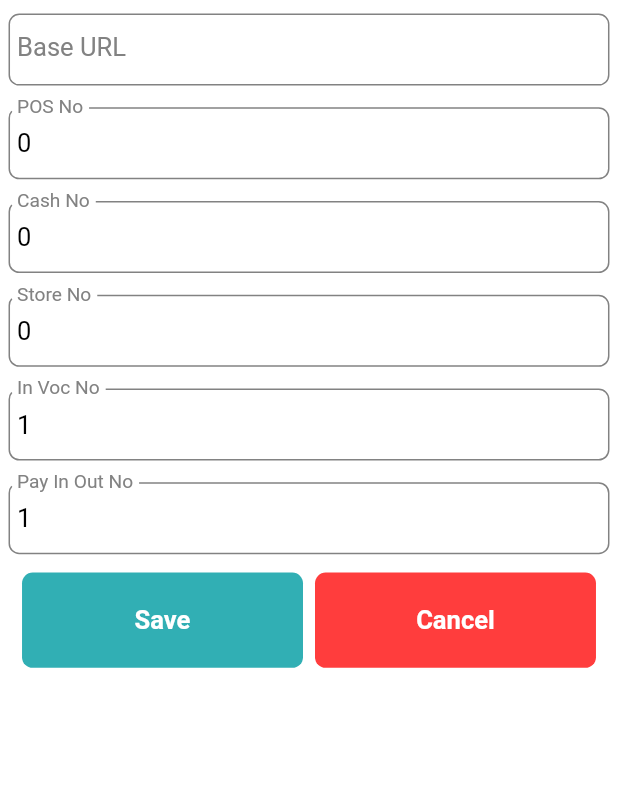
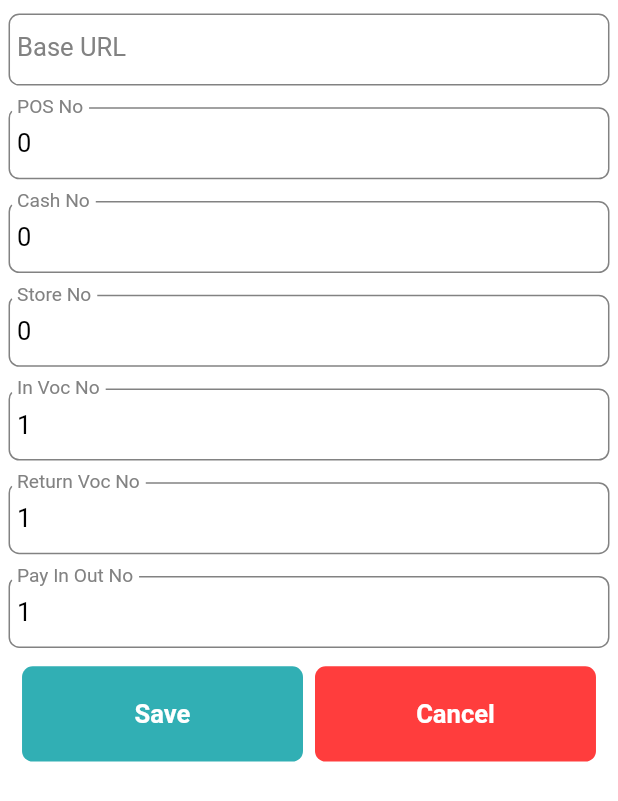
Before and after one commit to android-falcon/retail, a Flutter app: the ConfigScreen widget shown alone on an empty page, opened directly, on a phone screen of 412 x 824 dp. Shown: the top 801 px of the screen. Run offline on Flutter 3.47's test engine with Material 2 defaults, Android fonts, the phone set to English and light mode, and no system bars; our stand-ins replace cached_network_image, dio, equatable, file_picker, flutter_screenutil, flutter_svg and 10 more; missing offline and left inert: advanced_datatable, esc_pos_printer, esc_pos_utils; accounts and stored records are empty.

Commit message:
fix refund calcuation and fix reprint and add return voc no

```diff
--- a/lib/config/en.dart
+++ b/lib/config/en.dart
@@ -164,5 +164,6 @@ const Map<String, String> en = {
   "Refresh data":"Refresh data",
   "POS  No":"POS  No",
   "Close System":"Close System",
+  "Return Voc No":"Return Voc No",
   "":"",
 };
--- a/lib/config/shared_prefs_client.dart
+++ b/lib/config/shared_prefs_client.dart
@@ -98,6 +98,12 @@ class SharedPrefsClient {
     _storage.write(keyInVocNo, value);
   }
 
+  int get returnVocNo => _storage.read(keyReturnVocNo) ?? 1;
+
+  set returnVocNo(int value) {
+    _storage.write(keyReturnVocNo, value);
+  }
+
   int get payInOutNo => _storage.read(keyPayInOutNoNo) ?? 1;
 
   set payInOutNo(int value) {
@@ -140,6 +146,7 @@ const String keyDailyClose = "key_daily_close";
 const String keySorting = "key_sorting";
 const String keyBaseUrl = "key_base_url";
 const String keyInVocNo = "key_in_voc_no";
+const String keyReturnVocNo = "key_return_voc_no";
 const String keyOrderNo = "key_order_no";
 const String keyPayInOutNoNo = "key_pay_in_out_no";
 const String keyPosNo = "key_pos_no";
--- a/lib/controllers/config_controller.dart
+++ b/lib/controllers/config_controller.dart
@@ -10,6 +10,7 @@ class ConfigController extends GetxController {
   final TextEditingController controllerCashNo = TextEditingController(text: '${sharedPrefsClient.cashNo}');
   final TextEditingController controllerStoreNo = TextEditingController(text: '${sharedPrefsClient.storeNo}');
   final TextEditingController controllerInVocNo = TextEditingController(text: '${sharedPrefsClient.inVocNo}');
+  final TextEditingController controllerReturnVocNo = TextEditingController(text: '${sharedPrefsClient.returnVocNo}');
   final TextEditingController controllerOutVocNo = TextEditingController(text: '${sharedPrefsClient.payInOutNo}');
 
   save() {
@@ -19,6 +20,7 @@ class ConfigController extends GetxController {
     sharedPrefsClient.cashNo = controllerCashNo.text.isEmpty ? 0 : int.parse(controllerCashNo.text);
     sharedPrefsClient.storeNo = controllerStoreNo.text.isEmpty ? 0 : int.parse(controllerStoreNo.text);
     sharedPrefsClient.inVocNo = controllerInVocNo.text.isEmpty ? 0 : int.parse(controllerInVocNo.text);
+    sharedPrefsClient.returnVocNo = controllerReturnVocNo.text.isEmpty ? 0 : int.parse(controllerReturnVocNo.text);
     sharedPrefsClient.payInOutNo = controllerOutVocNo.text.isEmpty ? 0 : int.parse(controllerOutVocNo.text);
     Get.back();
   }
--- a/lib/models/cart_model.dart
+++ b/lib/models/cart_model.dart
@@ -461,6 +461,7 @@ class CartItemModel extends Equatable {
         uuid: e["UUID"] ?? '',
         parentUuid: e["ParentUUID"] ?? '',
         categoryId: 0,
+        discountAvailable:  (e["InvDisc"]?.toDouble() ?? 0) == 0 ? false : true, // InvDisc
         name: allDataModel.items.firstWhereOrNull((element) => element.id == (e["ItemId"] ?? 0))?.menuName ?? "",
       );
 
--- a/lib/printer/printer.dart
+++ b/lib/printer/printer.dart
@@ -407,7 +407,7 @@ class Printer {
                                 ),
                                 Expanded(
                                   child: Text(
-                                    cart.discount.toStringAsFixed(3),
+                                    cart.totalDiscount.toStringAsFixed(3),
                                     style: kStyleSmallPrinter.copyWith(fontWeight: FontWeight.bold),
                                     textAlign: TextAlign.center,
                                   ),
--- a/lib/ui/screens/config/config_screen.dart
+++ b/lib/ui/screens/config/config_screen.dart
@@ -35,6 +35,10 @@ class ConfigScreen extends GetResponsiveView {
             CustomTextField(
               controller: _controller.controllerInVocNo,
               label: Text('In Voc No'.tr),
+            ),
+            CustomTextField(
+              controller: _controller.controllerReturnVocNo,
+              label: Text('Return Voc No'.tr),
             ),
             CustomTextField(
               controller: _controller.controllerOutVocNo,
```
Also changed, not shown: lib/controllers/refund_controller.dart (+3 -8 lines).
